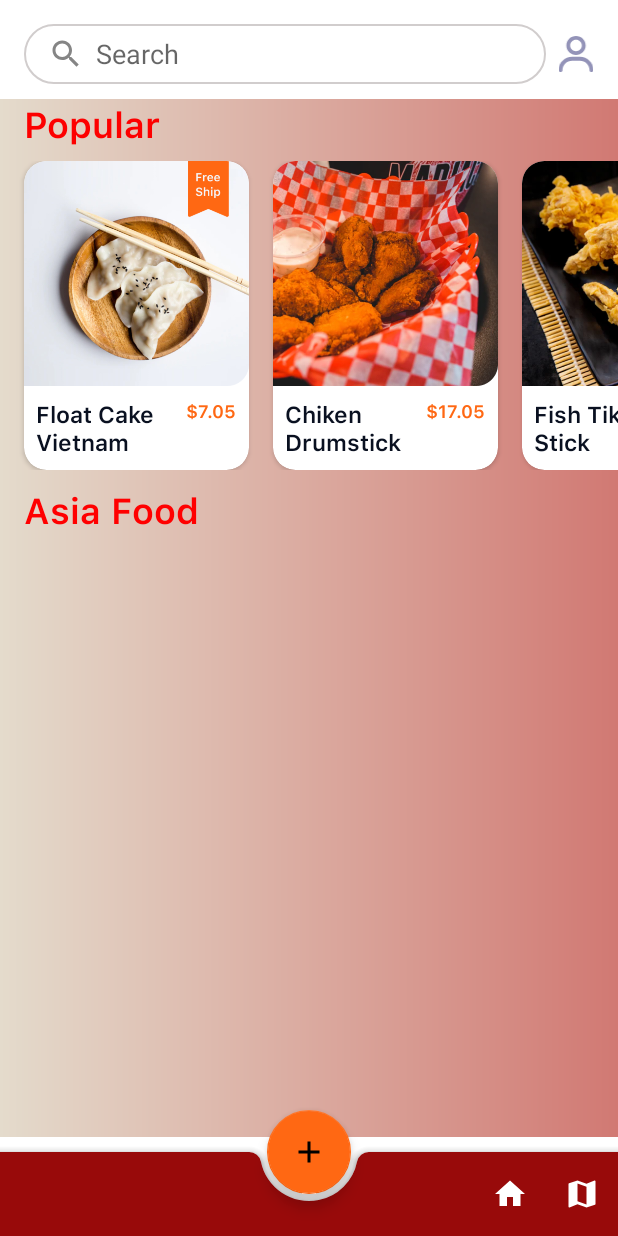
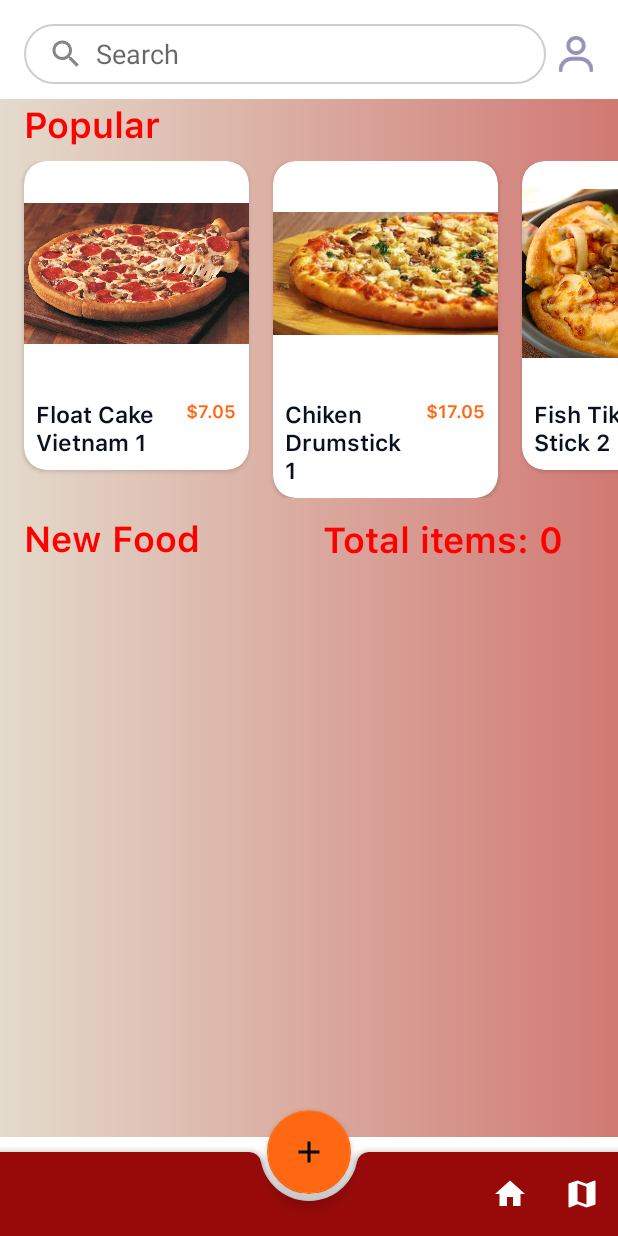
Before and after one commit to namnd0210/AndroidBTL, an Android app: the Home screen opened directly, with no data from a screen before it, on a phone screen of 412 x 824 dp. Run offline under Robolectric (Android 15) with nearby library versions, the phone set to English and light mode, and no system bars; our stand-ins replace Firebase (no records; nobody signed in at launch, a user with empty details on screens opened directly).

```diff
--- a/app/src/main/java/com/example/nguyenducnam_btl/activity/Add.java
+++ b/app/src/main/java/com/example/nguyenducnam_btl/activity/Add.java
@@ -1,11 +1,9 @@
 package com.example.nguyenducnam_btl.activity;
 
-import android.app.DatePickerDialog;
 import android.os.Bundle;
 import android.util.Log;
 import android.view.View;
 import android.widget.Button;
-import android.widget.DatePicker;
 import android.widget.EditText;
 import android.widget.ImageView;
 import android.widget.RatingBar;
@@ -15,13 +13,11 @@ import androidx.annotation.NonNull;
 import androidx.appcompat.app.AppCompatActivity;
 
 import com.example.nguyenducnam_btl.R;
-import com.example.nguyenducnam_btl.adapter.AsiaFoodAdapter;
 import com.google.android.gms.tasks.OnFailureListener;
 import com.google.android.gms.tasks.OnSuccessListener;
 import com.google.firebase.firestore.DocumentReference;
 import com.google.firebase.firestore.FirebaseFirestore;
 
-import java.util.Calendar;
 import java.util.HashMap;
 import java.util.Map;
 import java.util.Random;
@@ -34,8 +30,6 @@ public class Add extends AppCompatActivity {
     private ImageView  btnBack;
     private RatingBar rating;
     private Button btnAdd;
-
-    private int mYear, mMonth, mDay;
 
     @Override
     protected void onCreate(Bundle savedInstanceState) {
--- a/app/src/main/java/com/example/nguyenducnam_btl/adapter/AsiaFoodAdapter.java
+++ b/app/src/main/java/com/example/nguyenducnam_btl/adapter/FoodAdapter.java
@@ -14,16 +14,16 @@ import androidx.recyclerview.widget.RecyclerView;
 
 import com.example.nguyenducnam_btl.R;
 import com.example.nguyenducnam_btl.activity.Update;
-import com.example.nguyenducnam_btl.model.AsiaFood;
+import com.example.nguyenducnam_btl.model.Food;
 
 import java.util.List;
 
 
-public class AsiaFoodAdapter extends RecyclerView.Adapter<AsiaFoodAdapter.AsiaFoodViewHolder> {
+public class FoodAdapter extends RecyclerView.Adapter<FoodAdapter.AsiaFoodViewHolder> {
     Context context;
-    List<AsiaFood> list;
+    List<Food> list;
 
-    public AsiaFoodAdapter(Context context, List<AsiaFood> list) {
+    public FoodAdapter(Context context, List<Food> list) {
         this.context = context;
         this.list = list;
     }
@@ -42,7 +42,7 @@ public class AsiaFoodAdapter extends RecyclerView.Adapter<AsiaFoodAdapter.AsiaFo
 //        holder.foodImage.setImageResource(list.get(position).getImageUrl());
         holder.foodImage.setImageResource(R.drawable.asiafood1);
         holder.name.setText(list.get(position).getName());
-        holder.price.setText(list.get(position).getPrice());
+        holder.price.setText("$" + list.get(position).getPrice());
         holder.rating.setText(String.valueOf(list.get(position).getRating()));
         holder.description.setText(list.get(position).getDescription());
         holder.itemView.setOnClickListener(new View.OnClickListener() {
@@ -71,6 +71,10 @@ public class AsiaFoodAdapter extends RecyclerView.Adapter<AsiaFoodAdapter.AsiaFo
         return list.size();
     }
 
+    public void updateList(List<Food> list) {
+        this.list = list;
+        notifyDataSetChanged();
+    }
 
     public static final class AsiaFoodViewHolder extends RecyclerView.ViewHolder {
 
@@ -89,9 +93,4 @@ public class AsiaFoodAdapter extends RecyclerView.Adapter<AsiaFoodAdapter.AsiaFo
         }
     }
 
-    public void updateList(List<AsiaFood> list){
-        this.list = list;
-        notifyDataSetChanged();
-    }
-
 }
--- a/app/src/main/java/com/example/nguyenducnam_btl/adapter/PopularFoodAdapter.java
+++ b/app/src/main/java/com/example/nguyenducnam_btl/adapter/PopularFoodAdapter.java
@@ -13,7 +13,6 @@ import androidx.recyclerview.widget.RecyclerView;
 
 import com.example.nguyenducnam_btl.R;
 import com.example.nguyenducnam_btl.activity.Detail;
-import com.example.nguyenducnam_btl.model.AsiaFood;
 import com.example.nguyenducnam_btl.model.PopularFood;
 
 import java.util.List;
--- a/app/src/main/java/com/example/nguyenducnam_btl/fragment/Home.java
+++ b/app/src/main/java/com/example/nguyenducnam_btl/fragment/Home.java
@@ -16,12 +16,13 @@ import android.view.View;
 import android.view.ViewGroup;
 import android.widget.EditText;
 import android.widget.ImageView;
+import android.widget.TextView;
 
 import com.example.nguyenducnam_btl.R;
 import com.example.nguyenducnam_btl.activity.Info;
-import com.example.nguyenducnam_btl.adapter.AsiaFoodAdapter;
+import com.example.nguyenducnam_btl.adapter.FoodAdapter;
 import com.example.nguyenducnam_btl.adapter.PopularFoodAdapter;
-import com.example.nguyenducnam_btl.model.AsiaFood;
+import com.example.nguyenducnam_btl.model.Food;
 import com.example.nguyenducnam_btl.model.PopularFood;
 import com.example.nguyenducnam_btl.model.User;
 import com.google.android.gms.tasks.OnCompleteListener;
@@ -37,15 +38,16 @@ import java.util.List;
 
 
 public class Home extends Fragment {
-    List<AsiaFood> asiaFoodList;
+    List<Food> foodList;
     List<PopularFood> popularFoodList;
 
     FirebaseFirestore db;
     RecyclerView popularRecycler, asiaRecycler;
     PopularFoodAdapter popularFoodAdapter;
-    AsiaFoodAdapter asiaFoodAdapter;
+    FoodAdapter asiaFoodAdapter;
     EditText searchField;
     ImageView info;
+    TextView total;
     User user;
 
     @Override
@@ -128,9 +130,9 @@ public class Home extends Fragment {
     }
 
     void filter(String text) {
-        List<AsiaFood> temp1 = new ArrayList();
+        List<Food> temp1 = new ArrayList();
         List<PopularFood> temp2 = new ArrayList();
-        for (AsiaFood d : asiaFoodList) {
+        for (Food d : foodList) {
             if (d.getName().toLowerCase().contains(text.toLowerCase())) {
                 temp1.add(d);
             }
@@ -154,7 +156,7 @@ public class Home extends Fragment {
 
     }
 
-    private void setAsiaRecycler(List<AsiaFood> asiaFoodList) {
+    private void setAsiaRecycler(List<Food> foodList) {
         db = FirebaseFirestore.getInstance();
 
         db.collection("food")
@@ -173,14 +175,15 @@ public class Home extends Fragment {
 
                                 System.out.println(description);
 
-                                asiaFoodList.add(new AsiaFood(key, name, price, imageUrl, rating, description));
+                                foodList.add(new Food(key, name, price, imageUrl, rating, description));
                                 Log.d("TAG", document.getId() + " => " + document.getData());
                             }
 
                             RecyclerView.LayoutManager layoutManager = new LinearLayoutManager(getContext(), RecyclerView.VERTICAL, false);
                             asiaRecycler.setLayoutManager(layoutManager);
-                            asiaFoodAdapter = new AsiaFoodAdapter(getContext(), asiaFoodList);
+                            asiaFoodAdapter = new FoodAdapter(getContext(), foodList);
                             asiaRecycler.setAdapter(asiaFoodAdapter);
+                            total.setText("Total items: " + foodList.size());
                             asiaFoodAdapter.notifyDataSetChanged();
                         } else {
                             Log.w("TAG", "Error getting documents.", task.getException());
@@ -194,6 +197,7 @@ public class Home extends Fragment {
         popularRecycler = v.findViewById(R.id.popular_recycler);
         searchField = v.findViewById(R.id.searchField);
         info = v.findViewById(R.id.info);
+        total = v.findViewById(R.id.total);
     }
 
 
@@ -207,17 +211,18 @@ public class Home extends Fragment {
 //        asiaFoodList.add(new AsiaFood("Straberry Cake", "$25", R.drawable.asiafood2, "4.2", "Friends Restaurant"));
 //        asiaFoodList.add(new AsiaFood("Chicago Pizza", "$20", R.drawable.asiafood1, "4.5", "Briand Restaurant"));
 //        asiaFoodList.add(new AsiaFood("Straberry Cake", "$25", R.drawable.asiafood2, "4.2", "Friends Restaurant"));
-        asiaFoodList = new ArrayList<>();
-        setAsiaRecycler(asiaFoodList);
+        foodList = new ArrayList<>();
+        setAsiaRecycler(foodList);
 
         popularFoodList = new ArrayList<>();
-        popularFoodList.add(new PopularFood("Float Cake Vietnam", "$7.05", R.drawable.popularfood1));
-        popularFoodList.add(new PopularFood("Chiken Drumstick", "$17.05", R.drawable.popularfood2));
-        popularFoodList.add(new PopularFood("Fish Tikka Stick", "$25.05", R.drawable.popularfood3));
-        popularFoodList.add(new PopularFood("Float Cake Vietnam", "$7.05", R.drawable.popularfood1));
-        popularFoodList.add(new PopularFood("Chiken Drumstick", "$17.05", R.drawable.popularfood2));
-        popularFoodList.add(new PopularFood("Fish Tikka Stick", "$25.05", R.drawable.popularfood3));
+        popularFoodList.add(new PopularFood("Float Cake Vietnam 1", "$7.05", R.drawable.popularfood1));
+        popularFoodList.add(new PopularFood("Chiken Drumstick 1", "$17.05", R.drawable.popularfood2));
+        popularFoodList.add(new PopularFood("Fish Tikka Stick 2", "$25.05", R.drawable.popularfood3));
+        popularFoodList.add(new PopularFood("Float Cake Vietnam 2", "$7.05", R.drawable.popularfood1));
+        popularFoodList.add(new PopularFood("Chiken Drumstick 3", "$17.05", R.drawable.popularfood2));
+        popularFoodList.add(new PopularFood("Fish Tikka Stick 3", "$25.05", R.drawable.popularfood3));
 
         setPopularRecycler(popularFoodList);
+
     }
 }
--- a/app/src/main/java/com/example/nguyenducnam_btl/model/AsiaFood.java
+++ b/app/src/main/java/com/example/nguyenducnam_btl/model/Food.java
@@ -1,6 +1,6 @@
 package com.example.nguyenducnam_btl.model;
 
-public class AsiaFood {
+public class Food {
     String key;
     String name;
     String price;
@@ -8,7 +8,7 @@ public class AsiaFood {
     String rating;
     String description;
 
-    public AsiaFood(String key, String name, String price, Integer imageUrl, String rating, String description) {
+    public Food(String key, String name, String price, Integer imageUrl, String rating, String description) {
         this.key = key;
         this.name = name;
         this.price = price;
--- a/app/src/main/res/layout/asia_food_row_item.xml
+++ b/app/src/main/res/layout/asia_food_row_item.xml
@@ -55,7 +55,7 @@
             app:layout_constraintHorizontal_bias="0.0"
             app:layout_constraintStart_toEndOf="@+id/rating"
             app:layout_constraintTop_toTopOf="parent"
-            app:layout_constraintVertical_bias="0.761" />
+            app:layout_constraintVertical_bias="0.895" />
 
         <TextView
             android:id="@+id/description"
--- a/app/src/main/res/layout/fragment_home.xml
+++ b/app/src/main/res/layout/fragment_home.xml
@@ -54,7 +54,6 @@
             android:layout_width="wrap_content"
             android:layout_height="wrap_content"
             android:layout_marginLeft="16dp"
-            android:layout_marginTop="0dp"
             android:fontFamily="@font/semibold"
             android:text="Popular"
             android:textColor="#FD0000"
@@ -78,11 +77,25 @@
             android:layout_marginLeft="16dp"
             android:layout_marginTop="10dp"
             android:fontFamily="@font/semibold"
-            android:text="Asia Food"
+            android:text="New Food"
             android:textColor="#FF0000"
             android:textSize="24sp"
             app:layout_constraintStart_toStartOf="parent"
             app:layout_constraintTop_toBottomOf="@+id/popular_recycler" />
+
+        <TextView
+            android:id="@+id/total"
+            android:layout_width="wrap_content"
+            android:layout_height="wrap_content"
+            android:layout_marginEnd="36dp"
+            android:layout_marginRight="36dp"
+            android:layout_marginBottom="7dp"
+            android:fontFamily="@font/semibold"
+            android:text="5 items"
+            android:textColor="#FF0000"
+            android:textSize="24sp"
+            app:layout_constraintBottom_toTopOf="@+id/asia_recycler"
+            app:layout_constraintEnd_toEndOf="@+id/asia_recycler" />
 
         <androidx.recyclerview.widget.RecyclerView
             android:id="@+id/asia_recycler"
```
Also changed, not shown: app/src/main/java/com/example/nguyenducnam_btl/activity/Info.java (+12 -1 lines), app/src/main/java/com/example/nguyenducnam_btl/activity/MainActivity.java (+0 -22 lines), app/src/main/res/drawable/ic_baseline_edit_24.xml (added, +10 -0 lines), app/src/main/res/layout/activity_details.xml (+0 -11 lines), app/src/main/res/layout/activity_info.xml (+11 -0 lines), app/src/main/res/drawable/popularfood1.png, app/src/main/res/drawable/popularfood2.png, app/src/main/res/drawable/popularfood3.png, app/src/main/res/drawable/popularfood4.png (added), gradle/wrapper/gradle-wrapper.properties.
